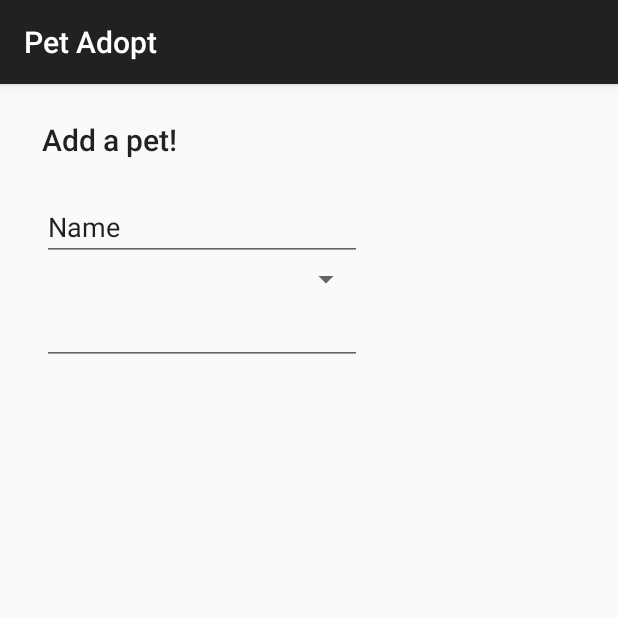
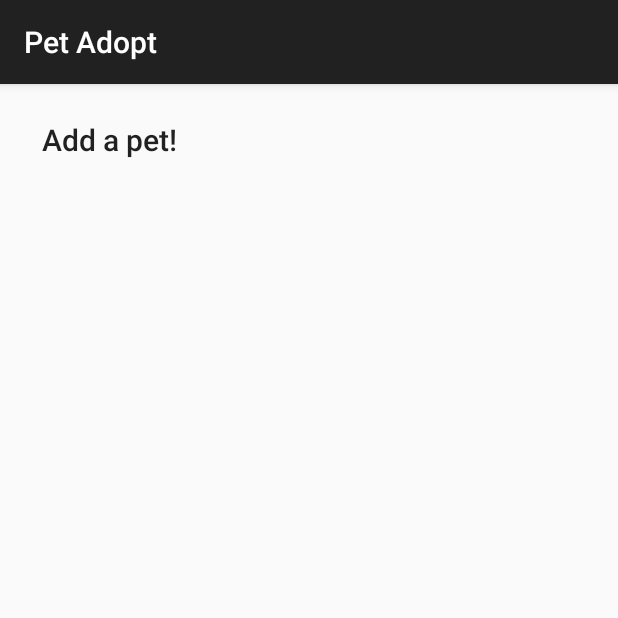
Before and after one commit to GonchuB/pet-adopt, an Android app: the fragment AddPetFragment shown on its own in the app's theme, on a phone screen of 412 x 824 dp, the top half of it. Run offline under Robolectric (Android 15) with nearby library versions, the phone set to English and light mode, and no system bars.

Commit message:
All login process working

```diff
--- a/app/src/main/java/com/fiuba/tdp/petadopt/activities/LoginActivity.java
+++ b/app/src/main/java/com/fiuba/tdp/petadopt/activities/LoginActivity.java
@@ -99,6 +99,7 @@ public class LoginActivity extends AppCompatActivity {
     private void continueToHome() {
         Intent intent = new Intent(getApplicationContext(), MainActivity.class);
         startActivity(intent);
+        finish();
     }
 
     @Override
--- a/app/src/main/java/com/fiuba/tdp/petadopt/service/AuthClient.java
+++ b/app/src/main/java/com/fiuba/tdp/petadopt/service/AuthClient.java
@@ -2,6 +2,7 @@ package com.fiuba.tdp.petadopt.service;
 
 
 import android.content.Context;
+import android.util.Log;
 
 import com.loopj.android.http.JsonHttpResponseHandler;
 
@@ -24,6 +25,7 @@ public class AuthClient extends HttpClient {
             userData.put("facebook_id", fb_id);
             userData.put("facebook_token", fb_token);
             user.put("user", userData);
+            Log.v("JSON",user.toString());
             entity = new StringEntity(user.toString());
             client.post(context, url, entity, "application/json", handler);
 
--- a/app/src/main/res/layout/activity_main.xml
+++ b/app/src/main/res/layout/activity_main.xml
@@ -9,16 +9,16 @@
         android:layout_width="match_parent"
         android:layout_height="match_parent" >
 
-        <Button
-            android:background="@drawable/round_button"
-            android:layout_width="50dp"
-            android:layout_height="50dp"
-            android:text="@string/new_pet_button"
-            android:id="@+id/button2"
-            android:layout_gravity="end|bottom"
-            android:layout_marginRight="15dp"
-            android:layout_marginEnd="15dp"
-            android:layout_marginBottom="10dp" />
+        <!--<Button-->
+            <!--android:background="@drawable/round_button"-->
+            <!--android:layout_width="50dp"-->
+            <!--android:layout_height="50dp"-->
+            <!--android:text="@string/new_pet_button"-->
+            <!--android:id="@+id/button2"-->
+            <!--android:layout_gravity="end|bottom"-->
+            <!--android:layout_marginRight="15dp"-->
+            <!--android:layout_marginEnd="15dp"-->
+            <!--android:layout_marginBottom="10dp" />-->
     </FrameLayout>
     <!-- The navigation drawer -->
     <ListView android:id="@+id/left_drawer"
--- a/app/src/main/res/layout/fragment_add_pet.xml
+++ b/app/src/main/res/layout/fragment_add_pet.xml
@@ -16,37 +16,4 @@
         android:layout_alignParentTop="true"
         android:layout_alignParentLeft="true"
         android:layout_alignParentStart="true" />
-
-    <EditText
-        android:layout_width="wrap_content"
-        android:layout_height="wrap_content"
-        android:inputType="textPersonName"
-        android:text="Name"
-        android:ems="10"
-        android:id="@+id/pet_name"
-        android:layout_below="@+id/fragTitle"
-        android:layout_alignLeft="@+id/fragTitle"
-        android:layout_alignStart="@+id/fragTitle"
-        android:layout_marginTop="22dp" />
-
-    <Spinner
-        android:layout_width="wrap_content"
-        android:layout_height="wrap_content"
-        android:id="@+id/pet_type"
-        android:layout_below="@+id/pet_name"
-        android:layout_alignLeft="@+id/pet_name"
-        android:layout_alignStart="@+id/pet_name"
-        android:layout_alignRight="@+id/pet_name"
-        android:layout_alignEnd="@+id/pet_name"
-        android:spinnerMode="dropdown" />
-
-    <EditText
-        android:layout_width="wrap_content"
-        android:layout_height="wrap_content"
-        android:id="@+id/pet_color"
-        android:layout_below="@+id/pet_type"
-        android:layout_alignLeft="@+id/pet_type"
-        android:layout_alignStart="@+id/pet_type"
-        android:layout_alignRight="@+id/pet_type"
-        android:layout_alignEnd="@+id/pet_type" />
 </RelativeLayout>
```
